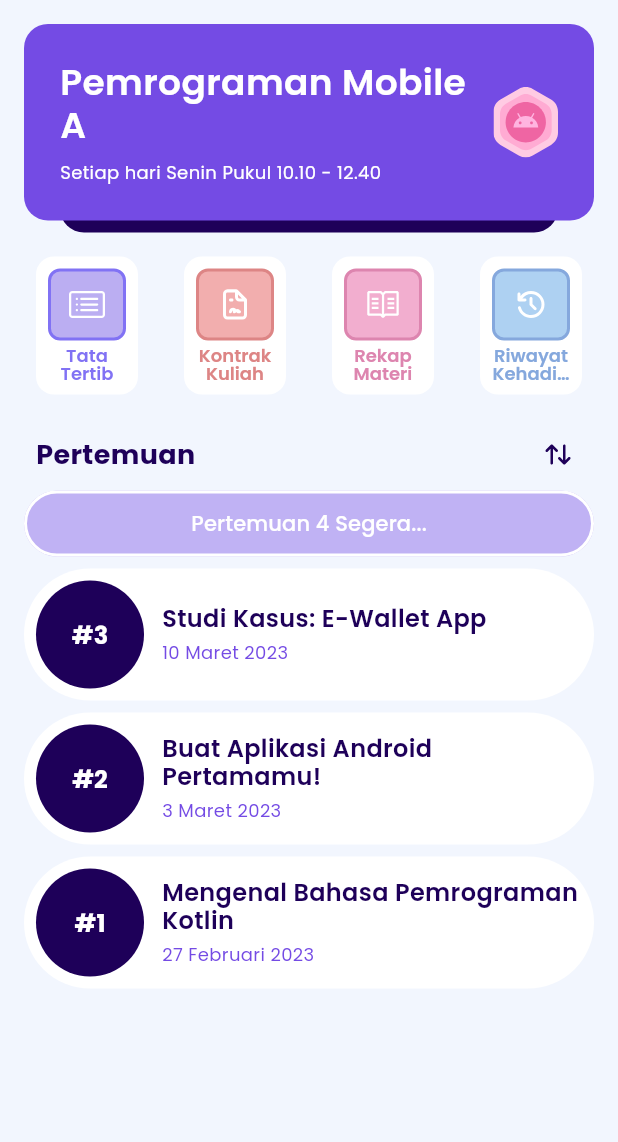
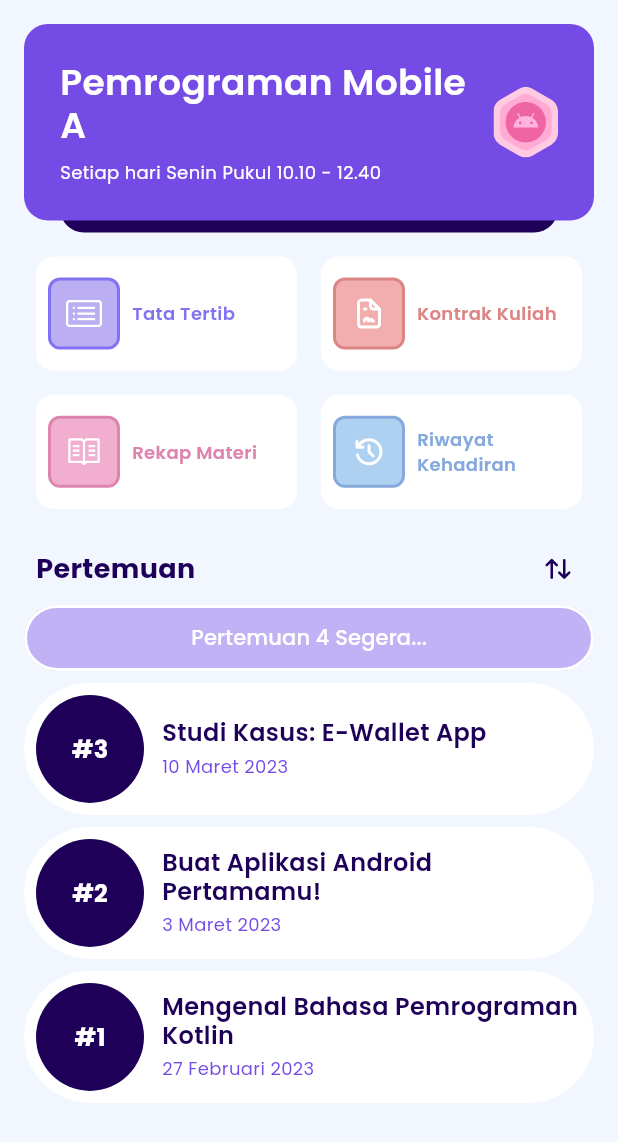
Before and after one commit to ToKu404/asco, a Flutter app: the StudentLaboratoryPage screen opened directly, on a phone screen of 412 x 824 dp. Shown: the top 1142 px of the screen. Run offline on Flutter 3.47's test engine with Material 2 defaults, Android fonts, the phone set to English and light mode, and no system bars; our stand-ins replace firebase_core, flip_card, flutter_svg, percent_indicator, rive; missing offline and left inert: qr; accounts and stored records are empty.

Commit message:
fix: change layout at laboratorium menu card

```diff
--- a/lib/src/presentations/features/menu/assistance/assistance_page.dart
+++ b/lib/src/presentations/features/menu/assistance/assistance_page.dart
@@ -1,6 +1,5 @@
 import 'dart:math' as math;
 
-import 'package:asco/core/constants/app_route.dart';
 import 'package:asco/src/presentations/features/menu/laboratory/laboratory_page.dart';
 import 'package:flutter/material.dart';
 import 'package:flutter_svg/flutter_svg.dart';
--- a/lib/src/presentations/features/menu/laboratory/laboratory_page.dart
+++ b/lib/src/presentations/features/menu/laboratory/laboratory_page.dart
@@ -131,8 +131,13 @@ class StudentLaboratoryPage extends StatelessWidget {
             const SizedBox(height: 24),
             Padding(
               padding: const EdgeInsets.symmetric(horizontal: 8),
-              child: Row(
-                mainAxisAlignment: MainAxisAlignment.spaceBetween,
+              child: GridView.count(
+                physics: const NeverScrollableScrollPhysics(),
+                crossAxisCount: 2,
+                crossAxisSpacing: 16,
+                mainAxisSpacing: 16,
+                childAspectRatio: 16 / 7,
+                shrinkWrap: true,
                 children: labMenuCards,
               ),
             ),
@@ -221,15 +226,16 @@ class MenuCard extends StatelessWidget {
       ),
       child: InkWell(
         onTap: () {},
-        child: SizedBox(
-          width: 68,
-          height: 92,
         child: Padding(
-            padding: const EdgeInsets.all(8),
-            child: Column(
+          padding: const EdgeInsets.only(
+            left: 8,
+            right: 16,
+          ),
+          child: Row(
             children: <Widget>[
-                Expanded(
-                  child: Container(
+              Container(
+                width: 48,
+                height: 48,
                 decoration: BoxDecoration(
                   color: fillColor,
                   borderRadius: BorderRadius.circular(8),
@@ -244,22 +250,19 @@ class MenuCard extends StatelessWidget {
                   ),
                 ),
               ),
-                ),
-                const SizedBox(height: 4),
-                Text(
+              const SizedBox(width: 8),
+              Expanded(
+                child: Text(
                   title,
                   maxLines: 2,
-                  textAlign: TextAlign.center,
                   overflow: TextOverflow.ellipsis,
                   style: kTextTheme.bodyMedium?.copyWith(
                     fontWeight: FontWeight.w600,
                     color: strokeColor,
-                    letterSpacing: 0,
-                    height: 1,
+                  ),
                 ),
               ),
             ],
-            ),
           ),
         ),
       ),
```
Lines whose indentation alone changed are shown as unchanged.
